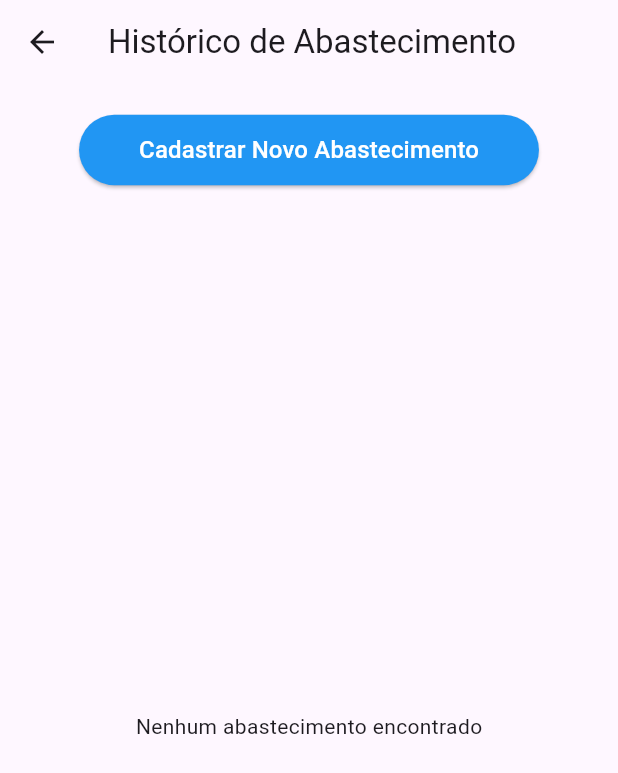
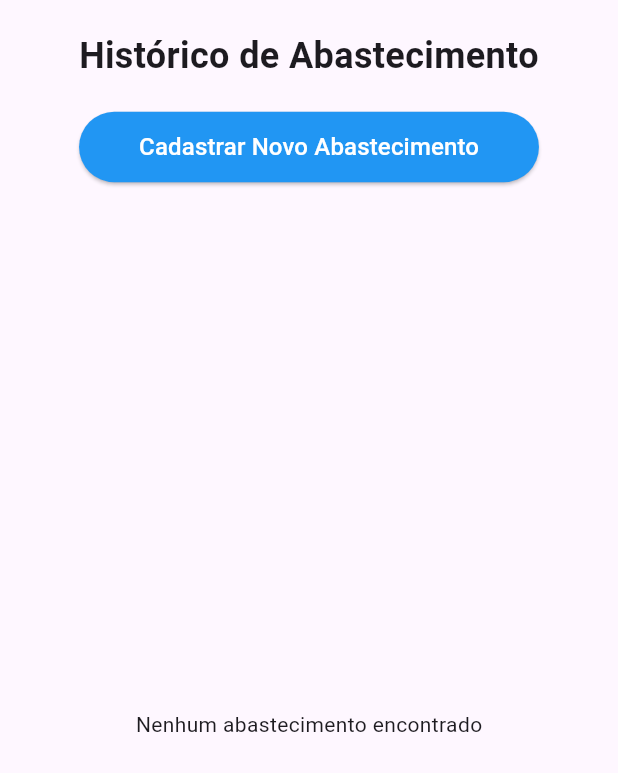
Before and after one commit to DilkerWinter/gerenciamento_veiculos, a Flutter app: the AbastecimentoScreen screen opened directly, on a phone screen of 412 x 824 dp. Shown: the top 773 px of the screen. Run offline on Flutter 3.47's test engine with Material 3 defaults, Android fonts, the phone set to English and light mode, and no system bars; our stand-ins replace cloud_firestore, firebase_auth, firebase_core; accounts and stored records are empty.

Commit message:
arrumando app bar - Projeto finalizado pronto entrega

```diff
--- a/lib/Screen/Gerenciador-Veiculos/abastecimentoScreen/abastecimentoScreen.dart
+++ b/lib/Screen/Gerenciador-Veiculos/abastecimentoScreen/abastecimentoScreen.dart
@@ -30,14 +30,21 @@ class _AbastecimentoScreenState extends State<AbastecimentoScreen> {
   @override
   Widget build(BuildContext context) {
     return Scaffold(
-      appBar: AppBar(
-        title: Text('Histórico de Abastecimento'),
-      ),
       body: Center(
-        child: Padding(
-          padding: const EdgeInsets.only(top: 20),
           child: Column(
             children: [
+              Padding(
+                padding: const EdgeInsets.only(top: 20),
+                child: Text(
+                  'Histórico de Abastecimento',
+                  style: TextStyle(
+                    fontSize: 24,
+                    fontWeight: FontWeight.bold,
+                  ),
+                  textAlign: TextAlign.center,
+                ),
+              ),
+              SizedBox(height: 20),
               ElevatedButton(
                 onPressed: () async {
                   bool? result = await showDialog(
@@ -94,7 +101,6 @@ class _AbastecimentoScreenState extends State<AbastecimentoScreen> {
             ],
           ),
         ),
-      ),
     );
   }
 }
```
